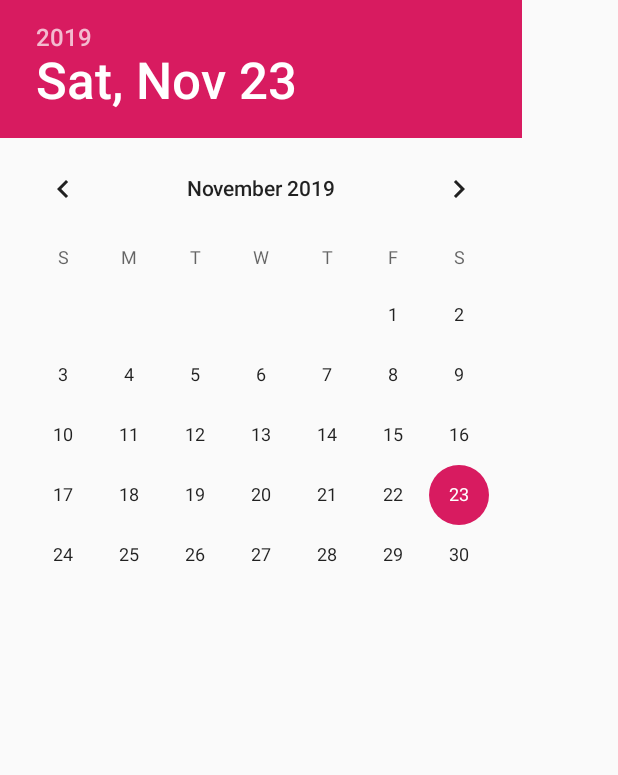
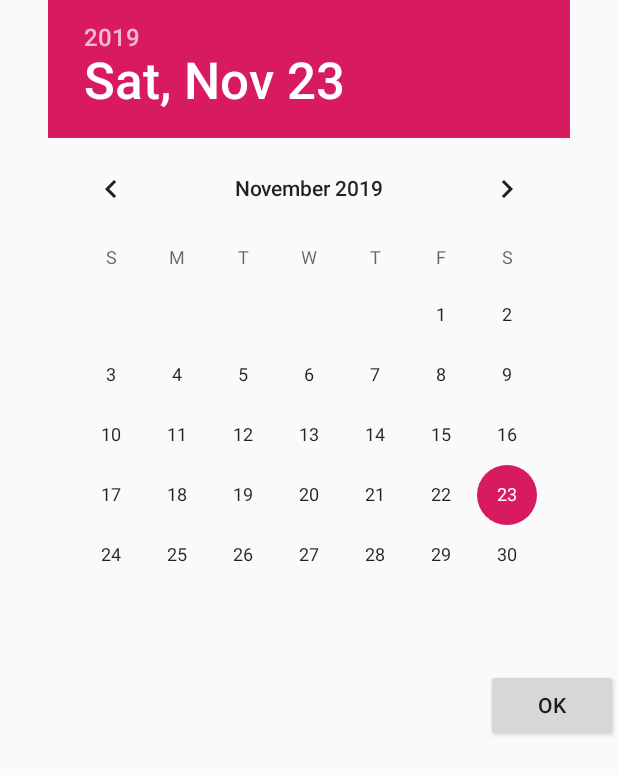
Before and after one commit to akrasnov87/criminal-intent, an Android app: the layout dialog_date.xml on its own in the app's theme, with its tools: preview values and no code run, on a phone screen of 412 x 824 dp. Shown: the top 775 px of the screen. Run offline under Robolectric (Android 15) with nearby library versions, the phone set to English and light mode, and no system bars.

Commit message:
обновление

```diff
--- a/app/src/main/AndroidManifest.xml
+++ b/app/src/main/AndroidManifest.xml
@@ -18,6 +18,8 @@
 
         <activity android:name=".CrimePagerActivity">
         </activity>
+        <activity android:name=".DatePickerActivity">
+        </activity>
     </application>
 
 </manifest>
--- a/app/src/main/java/com/example/criminalintent/SingleFragmentActivity.java
+++ b/app/src/main/java/com/example/criminalintent/SingleFragmentActivity.java
@@ -1,7 +1,9 @@
 package com.example.criminalintent;
 
+import android.content.Intent;
 import android.os.Bundle;
 
+import androidx.annotation.Nullable;
 import androidx.appcompat.app.AppCompatActivity;
 import androidx.fragment.app.Fragment;
 import androidx.fragment.app.FragmentManager;
--- a/app/src/main/res/layout/dialog_date.xml
+++ b/app/src/main/res/layout/dialog_date.xml
@@ -1,8 +1,24 @@
 <?xml version="1.0" encoding="utf-8"?>
-<DatePicker xmlns:android="http://schemas.android.com/apk/res/android"
-    android:id="@+id/dialog_date_picker"
-    android:layout_width="wrap_content"
+<LinearLayout xmlns:android="http://schemas.android.com/apk/res/android"
+    android:layout_width="match_parent"
     android:layout_height="wrap_content"
-    android:calendarViewShown="false">
+    android:orientation="vertical">
 
-</DatePicker>
+    <DatePicker
+        android:id="@+id/dialog_date_picker"
+        android:layout_width="wrap_content"
+        android:layout_height="wrap_content"
+        android:calendarViewShown="false"
+        android:layout_gravity="center">
+
+    </DatePicker>
+
+    <Button
+        android:id="@+id/dialog_date_ok"
+        android:layout_width="wrap_content"
+        android:layout_height="wrap_content"
+        android:text="@android:string/ok"
+        android:layout_marginTop="16dp"
+        android:layout_gravity="end"/>
+
+</LinearLayout>
```
Also changed, not shown: app/src/main/java/com/example/criminalintent/CrimeFragment.java (+12 -6 lines), app/src/main/java/com/example/criminalintent/DatePickerActivity.java (added, +33 -0 lines), app/src/main/java/com/example/criminalintent/DatePickerFragment.java (+68 -5 lines).
